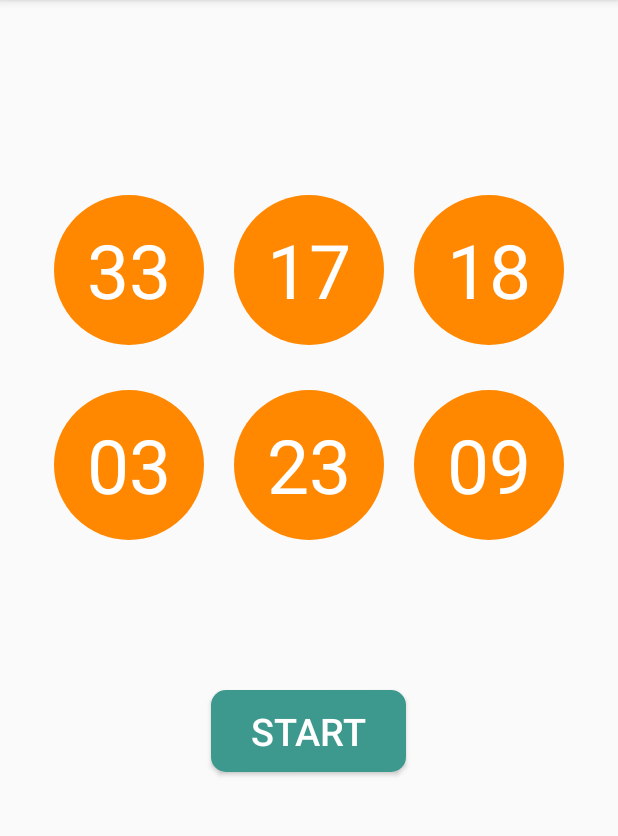
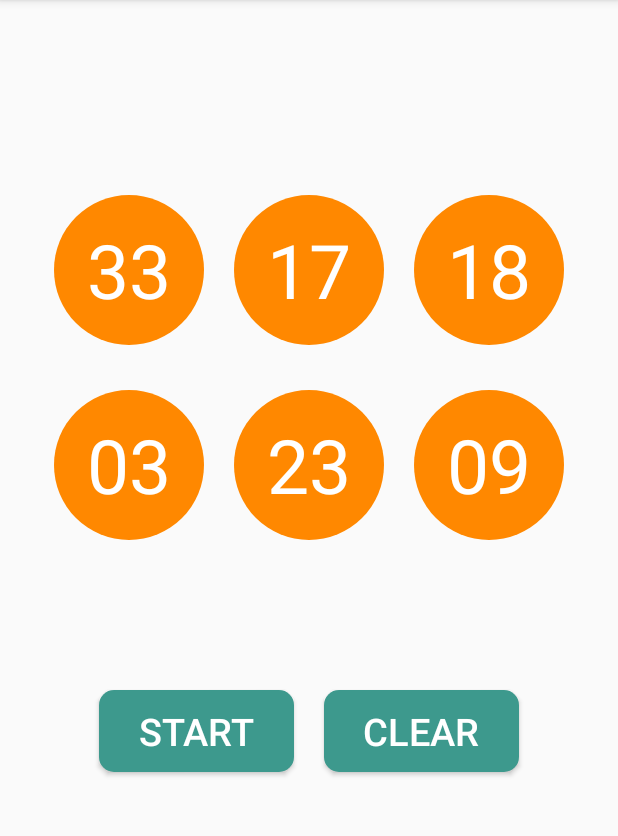
Before and after one commit to SwingGao2020/Lotto, an Android app: the screen it shows after launch (MainActivity), after a tap on "STOP", on a phone screen of 412 x 824 dp, the part 84-920 px from its top. Run offline under Robolectric (Android 15) with nearby library versions, the phone set to English and light mode, and no system bars; 1 other tap on this screen came first.

Commit message:
version2 - 新增 clear 按鈕

```diff
--- a/app/src/main/java/com/example/lotto/MainActivity.java
+++ b/app/src/main/java/com/example/lotto/MainActivity.java
@@ -1,6 +1,9 @@
 package com.example.lotto;
 
 import androidx.appcompat.app.AppCompatActivity;
+
+import android.graphics.Color;
+import android.graphics.drawable.GradientDrawable;
 import android.os.Bundle;
 import android.os.Handler;
 import android.view.View;
@@ -24,6 +27,8 @@ public class MainActivity extends AppCompatActivity {
     // 按鈕
     private Button btnstart;
     private Button btnstop; // 這顆先隱藏 invisible
+    private Button btnclear; // 預設灰色不能按
+    private GradientDrawable btncolor;
 
     @Override
     protected void onCreate(Bundle savedInstanceState) {
@@ -33,6 +38,9 @@ public class MainActivity extends AppCompatActivity {
         sb = new StringBuilder();
         btnstart = findViewById(R.id.start);
         btnstop = findViewById(R.id.stop);
+        btnclear = findViewById(R.id.clear);
+        btncolor = (GradientDrawable) btnclear.getBackground();
+        btncolor.setColor(Color.parseColor("#aaaaaa"));
     }
 
     //亂數取六個號碼放進 balllist 裡。
@@ -102,11 +110,23 @@ public class MainActivity extends AppCompatActivity {
         btnstop.setVisibility(view.VISIBLE);
     }
 
-    // Stop 按鈕 , 按下後隱藏，並將 Start 按鈕顯示出來。
+    // Stop 按鈕 , 按下後隱藏，並將 Start 按鈕顯示出來 , Clear 變綠色可按。
     public void Stop(View view) {
         handler.post(stoptask);
         btnstop.setVisibility(view.INVISIBLE);
         btnstart.setVisibility(view.VISIBLE);
+        btnclear.setEnabled(true);
+        btncolor.setColor(Color.parseColor("#3D998D"));
+    }
+
+    // Clear 按鈕 , 按下後清除所有資訊，按鈕變灰色。
+    public void Clear(View view) {
+        for(int i=0;i<6;i++){
+            notv = findViewById(notvids[i]);
+            notv.setText("");
+            notv.setBackgroundResource(R.drawable.cycle02);
+            btncolor.setColor(Color.parseColor("#aaaaaa"));
+        }
     }
 
     ////////////////////////// 下面是內部 class，設定 Runnable 使用 handler 播放與停止。
--- a/app/src/main/res/layout/activity_main.xml
+++ b/app/src/main/res/layout/activity_main.xml
@@ -121,6 +121,20 @@
                 android:textSize="25dp"
                 android:visibility="invisible" />
         </RelativeLayout>
+
+        <Button
+            android:id="@+id/clear"
+            android:layout_width="130dp"
+            android:layout_height="wrap_content"
+            android:layout_margin="10dp"
+            android:background="@drawable/button"
+            android:enabled="false"
+            android:onClick="Clear"
+            android:padding="10dp"
+            android:text="clear"
+            android:textColor="@android:color/white"
+            android:textSize="25dp" />
+
     </LinearLayout>
 
 </RelativeLayout>
```
Also changed, not shown: 1 other file.
